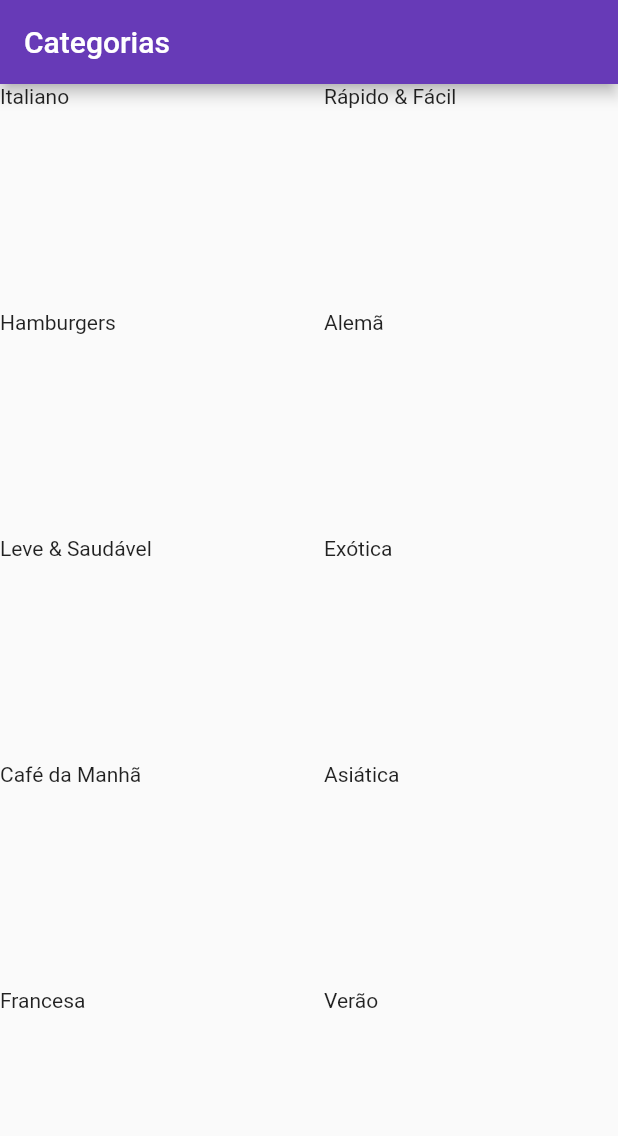
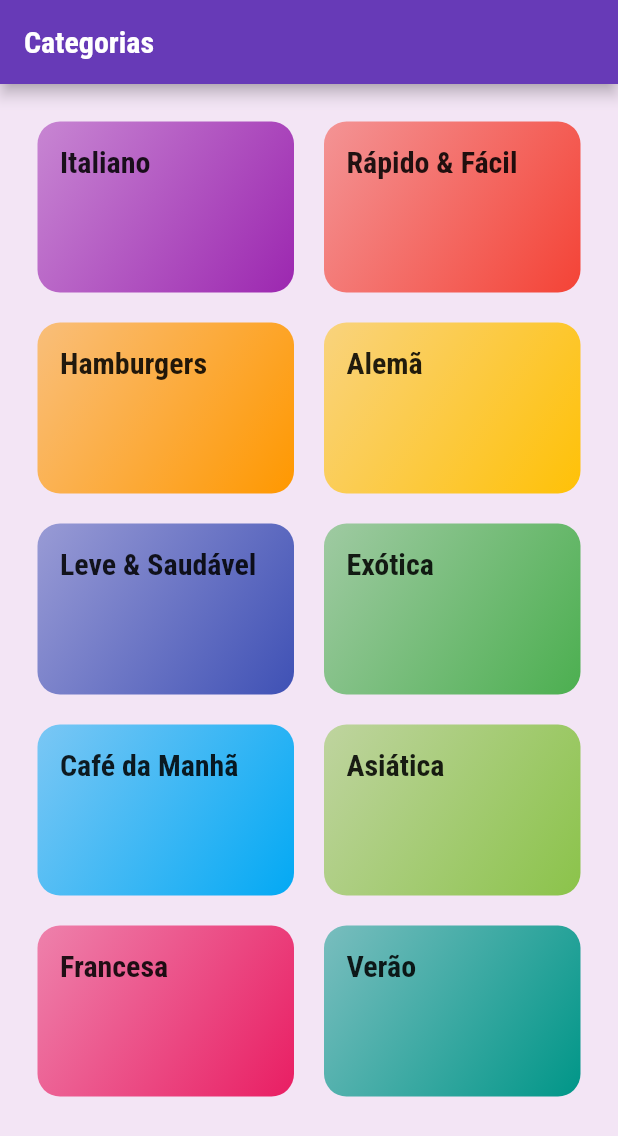
Before and after one commit to joaoffnogueira/purple_recipes, a Flutter app: the screen it shows after launch, on a phone screen of 412 x 824 dp. Shown: the top 1136 px of the screen. Run offline on Flutter 3.47's test engine with Material 2 defaults, Android fonts, the phone set to English and light mode, and no system bars.

Commit message:
Add theme and fonts

```diff
--- a/lib/components/category_item.dart
+++ b/lib/components/category_item.dart
@@ -4,12 +4,26 @@
 class CategoryItem extends StatelessWidget {
   final Category category;
 
-  const CategoryItem({required this.category, Key? key }) : super(key: key);
+  const CategoryItem({required this.category, Key? key}) : super(key: key);
 
   @override
   Widget build(BuildContext context) {
     return Container(
-      child: Text(category.title),
+      padding: EdgeInsets.all(15),
+      child: Text(
+        category.title,
+        style: Theme.of(context).textTheme.headline6,
+      ),
+      decoration: BoxDecoration(
+          borderRadius: BorderRadius.circular(15),
+          gradient: LinearGradient(
+            colors: [
+              category.color.withOpacity(0.5),
+              category.color,
+            ],
+            begin: Alignment.topLeft,
+            end: Alignment.bottomRight,
+          )),
     );
   }
 }
--- a/lib/main.dart
+++ b/lib/main.dart
@@ -15,6 +15,18 @@
       title: 'Purple Recipes',
       theme: ThemeData(
         primarySwatch: Colors.deepPurple,
+        fontFamily: 'RaleWay',
+        canvasColor: Colors.purple[50],
+        textTheme: ThemeData.light().textTheme.copyWith(
+              headline6: TextStyle(
+                fontSize: 20,
+                fontFamily: 'RobotoCondensed',
+                fontWeight: FontWeight.bold,
+              ),
+              button: TextStyle(
+                color: Colors.white,
+              ),
+            ),
       ),
       home: const CategoriesScreen(),
     );
--- a/lib/screens/categories_screen.dart
+++ b/lib/screens/categories_screen.dart
@@ -12,6 +12,7 @@
         title: const Text('Categorias'),
       ),
       body: GridView(
+        padding: const EdgeInsets.all(25),
         gridDelegate: SliverGridDelegateWithMaxCrossAxisExtent(
           maxCrossAxisExtent: 200,
           childAspectRatio: 3 / 2,
```
Also changed, not shown: pubspec.yaml (+18 -11 lines), assets/fonts/Raleway-Black.ttf (added), assets/fonts/Raleway-Bold.ttf (added), assets/fonts/Raleway-Regular.ttf (added), assets/fonts/RobotoCondensed-Bold.ttf (added), assets/fonts/RobotoCondensed-Italic.ttf (added), assets/fonts/RobotoCondensed-Light.ttf (added), assets/fonts/RobotoCondensed-Regular.ttf (added).
